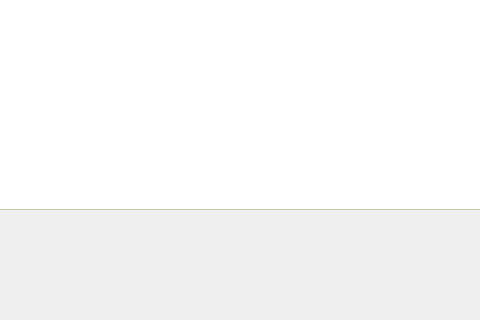
Before: the Qt Designer form mainwindow.ui in briantobin256/Static-File-Analysis-Tool, drawn with Qt 5; both pictures show x 390 to 870 and y 500 to 820 of the 1003 by 820 pixel window.
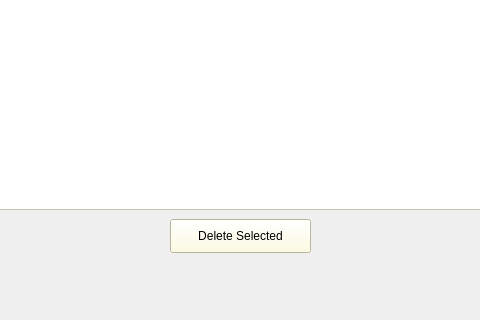
After: the same form once the commit is applied. The open tabs and pages were chosen to show the change.

Commit message: added ability to delete strings from daved strings menu, hex location can now be jumped to from saved strings

Patch:
```diff
--- a/mainwindow.ui
+++ b/mainwindow.ui
@@ -670,6 +670,19 @@
        <string/>
       </property>
      </widget>
+     <widget class="QPushButton" name="deleteSelectedStringsButton">
+      <property name="geometry">
+       <rect>
+        <x>560</x>
+        <y>710</y>
+        <width>141</width>
+        <height>34</height>
+       </rect>
+      </property>
+      <property name="text">
+       <string>Delete Selected</string>
+      </property>
+     </widget>
     </widget>
     <widget class="QWidget" name="page_3_DLLs">
      <widget class="QListWidget" name="DLL_List">
```
Left out of the diff: 2 changed lines with no effect on the pictures. The commit also changes 2 other files.
